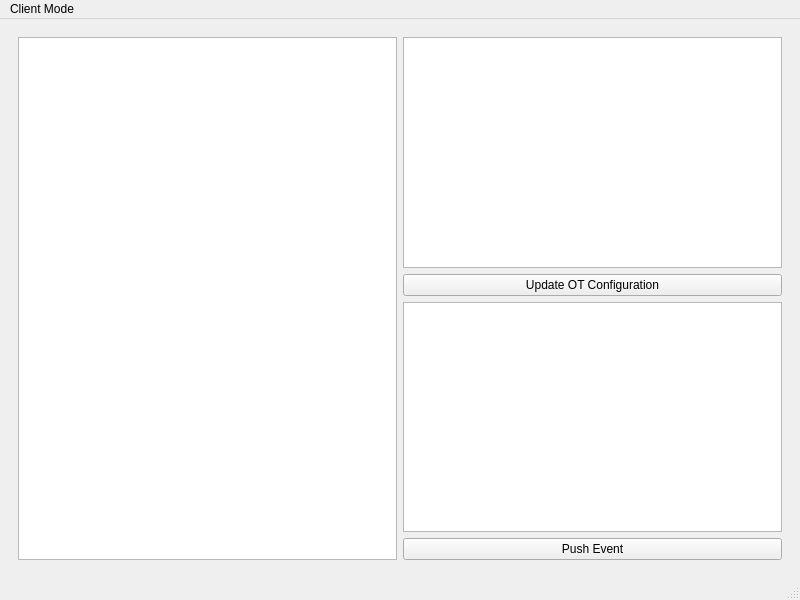
Before: the Qt Designer form examples/CallbackCallforwardExampleQt/cbcfmainwindow.ui in studierstube/opentracker, drawn with Qt 5.
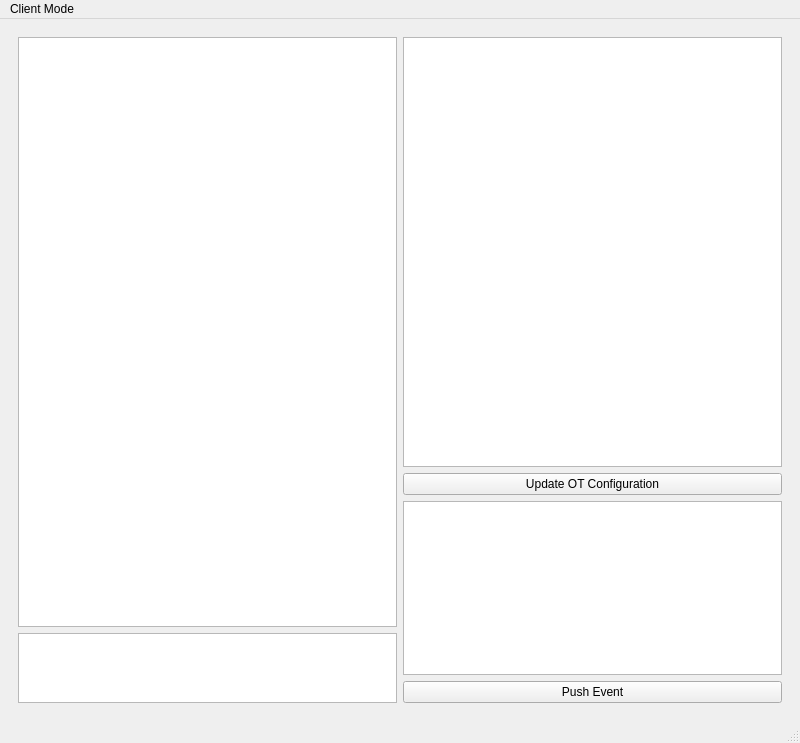
After: the same form once the commit is applied.

What changed in the file:
```diff
--- a/examples/CallbackCallforwardExampleQt/cbcfmainwindow.ui
+++ b/examples/CallbackCallforwardExampleQt/cbcfmainwindow.ui
@@ -30,7 +30,37 @@
         <number>6</number>
        </property>
        <item>
-        <widget class="QTextEdit" name="eventsEdit" />
+        <layout class="QVBoxLayout" >
+         <property name="margin" >
+          <number>0</number>
+         </property>
+         <property name="spacing" >
+          <number>6</number>
+         </property>
+         <item>
+          <widget class="QTextEdit" name="eventsEdit" >
+           <property name="minimumSize" >
+            <size>
+             <width>0</width>
+             <height>590</height>
+            </size>
+           </property>
+           <property name="lineWrapMode" >
+            <enum>QTextEdit::NoWrap</enum>
+           </property>
+           <property name="readOnly" >
+            <bool>true</bool>
+           </property>
+          </widget>
+         </item>
+         <item>
+          <widget class="QTextEdit" name="outEventsEdit" >
+           <property name="lineWrapMode" >
+            <enum>QTextEdit::NoWrap</enum>
+           </property>
+          </widget>
+         </item>
+        </layout>
        </item>
        <item>
         <layout class="QVBoxLayout" >
@@ -41,7 +71,17 @@
           <number>6</number>
          </property>
          <item>
-          <widget class="QTextEdit" name="configEdit" />
+          <widget class="QTextEdit" name="configEdit" >
+           <property name="minimumSize" >
+            <size>
+             <width>0</width>
+             <height>430</height>
+            </size>
+           </property>
+           <property name="lineWrapMode" >
+            <enum>QTextEdit::NoWrap</enum>
+           </property>
+          </widget>
          </item>
          <item>
           <widget class="QPushButton" name="configPushButton" >
```
Left out of the diff: 50 changed lines with no effect on the pictures.
